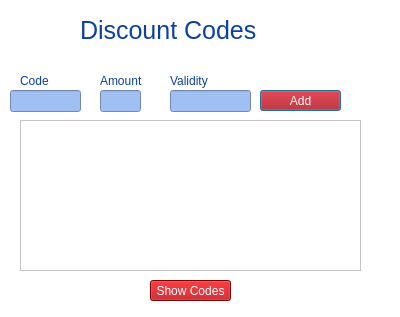
Above: Bhitti/discountcode.ui from BigyaDhungana/Bhitti_v2 before the change. Below: the same form after it.
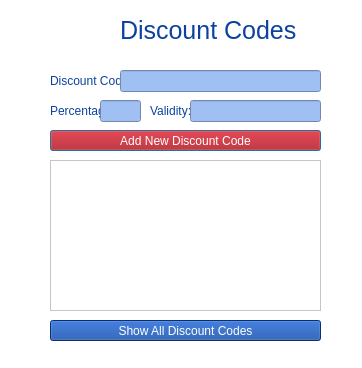
That is the form after the change. Icons and pictures are not drawn.

Diff of the .ui file:
```diff
--- a/Bhitti/discountcode.ui
+++ b/Bhitti/discountcode.ui
@@ -6,8 +6,8 @@
    <rect>
     <x>0</x>
     <y>0</y>
-    <width>400</width>
-    <height>317</height>
+    <width>362</width>
+    <height>368</height>
    </rect>
   </property>
   <property name="windowTitle">
@@ -38,7 +38,7 @@
   <widget class="QLabel" name="label_2">
    <property name="geometry">
     <rect>
-     <x>20</x>
+     <x>50</x>
      <y>70</y>
      <width>71</width>
      <height>21</height>
@@ -57,15 +57,15 @@
 font: 9pt &quot;Segoe UI&quot;;</string>
    </property>
    <property name="text">
-    <string>Code</string>
+    <string>Discount Code:</string>
    </property>
   </widget>
   <widget class="QLineEdit" name="lineEdit">
    <property name="geometry">
     <rect>
-     <x>10</x>
-     <y>90</y>
-     <width>71</width>
+     <x>120</x>
+     <y>70</y>
+     <width>201</width>
      <height>22</height>
     </rect>
    </property>
@@ -76,7 +76,7 @@
   <widget class="QLabel" name="label">
    <property name="geometry">
     <rect>
-     <x>80</x>
+     <x>120</x>
      <y>10</y>
      <width>201</width>
      <height>41</height>
@@ -101,9 +101,9 @@
   <widget class="QPushButton" name="pushButton">
    <property name="geometry">
     <rect>
-     <x>260</x>
-     <y>90</y>
-     <width>81</width>
+     <x>50</x>
+     <y>130</y>
+     <width>271</width>
      <height>21</height>
     </rect>
    </property>
@@ -117,15 +117,15 @@
 font: 900 9pt &quot;Segoe UI Black&quot;;</string>
    </property>
    <property name="text">
-    <string>Add</string>
+    <string>Add New Discount Code</string>
    </property>
   </widget>
   <widget class="QLabel" name="label_4">
    <property name="geometry">
     <rect>
-     <x>100</x>
-     <y>70</y>
-     <width>71</width>
+     <x>50</x>
+     <y>100</y>
+     <width>51</width>
      <height>21</height>
     </rect>
    </property>
@@ -142,14 +142,14 @@
 font: 9pt &quot;Segoe UI&quot;;</string>
    </property>
    <property name="text">
-    <string>Amount</string>
+    <string>Percentage:</string>
    </property>
   </widget>
   <widget class="QLineEdit" name="lineEdit_2">
    <property name="geometry">
     <rect>
      <x>100</x>
-     <y>90</y>
+     <y>100</y>
      <width>41</width>
      <height>22</height>
     </rect>
@@ -161,9 +161,9 @@
   <widget class="QLabel" name="label_5">
    <property name="geometry">
     <rect>
-     <x>170</x>
-     <y>70</y>
-     <width>51</width>
+     <x>150</x>
+     <y>100</y>
+     <width>41</width>
      <height>21</height>
     </rect>
    </property>
@@ -180,15 +180,15 @@
 font: 9pt &quot;Segoe UI&quot;;</string>
    </property>
    <property name="text">
-    <string>Validity</string>
+    <string>Validity:</string>
    </property>
   </widget>
   <widget class="QLineEdit" name="lineEdit_3">
    <property name="geometry">
     <rect>
-     <x>170</x>
-     <y>90</y>
-     <width>81</width>
+     <x>190</x>
+     <y>100</y>
+     <width>131</width>
      <height>22</height>
     </rect>
    </property>
@@ -199,9 +199,9 @@
   <widget class="QTableView" name="tableView">
    <property name="geometry">
     <rect>
-     <x>20</x>
-     <y>120</y>
-     <width>341</width>
+     <x>50</x>
+     <y>160</y>
+     <width>271</width>
      <height>151</height>
     </rect>
    </property>
@@ -209,9 +209,9 @@
   <widget class="QPushButton" name="pushButton_2">
    <property name="geometry">
     <rect>
-     <x>150</x>
-     <y>280</y>
-     <width>81</width>
+     <x>50</x>
+     <y>320</y>
+     <width>271</width>
      <height>21</height>
     </rect>
    </property>
@@ -220,12 +220,11 @@
    </property>
    <property name="styleSheet">
     <string notr="true">color: rgb(255, 255, 255);
-background-color: rgb(177, 0, 3);
-
+background-color: rgb(11, 66, 160);
 font: 900 9pt &quot;Segoe UI Black&quot;;</string>
    </property>
    <property name="text">
-    <string>Show Codes</string>
+    <string>Show All Discount Codes</string>
    </property>
   </widget>
  </widget>
```
